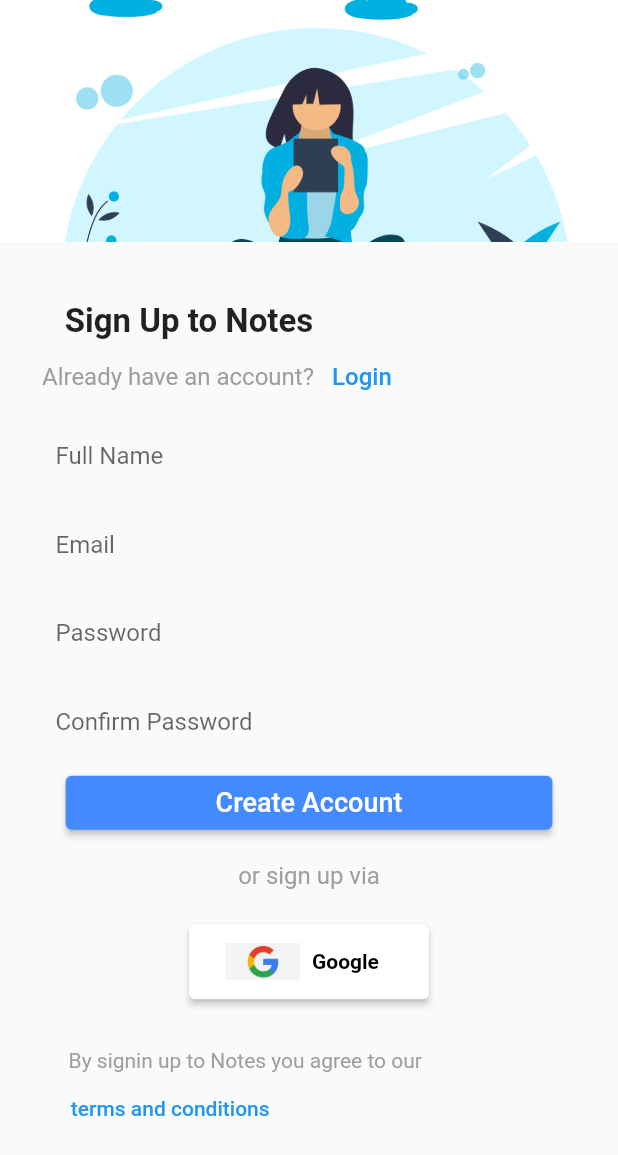
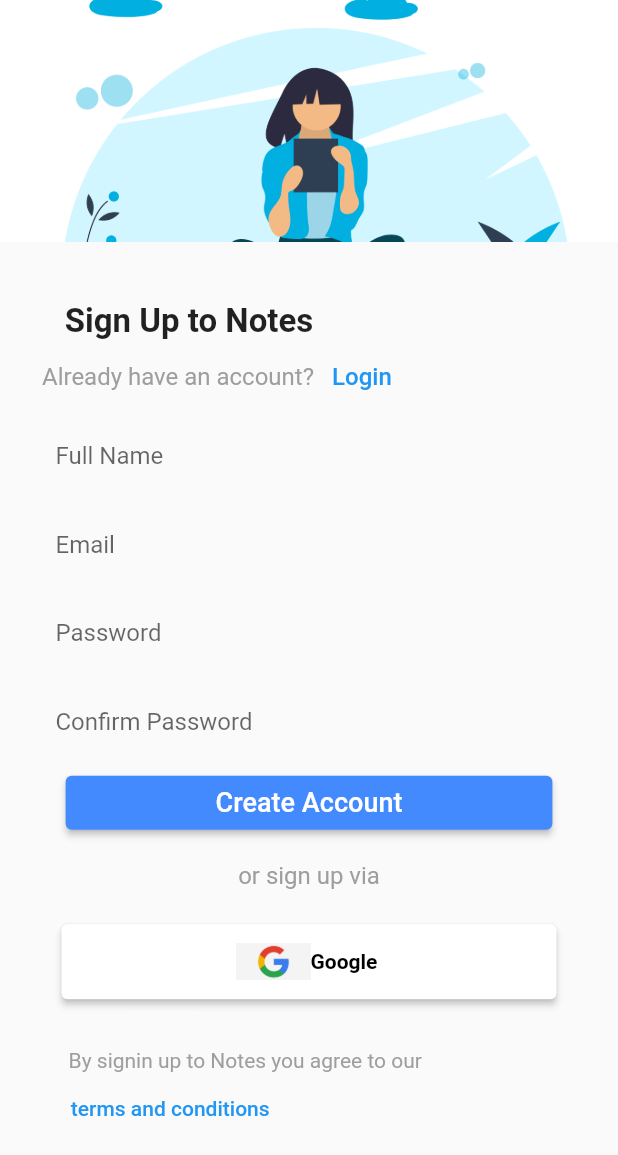
Before and after one commit to rutvik-jain/notes, a Flutter app: the screen it shows after launch, after a tap on "No Account?", on a phone screen of 412 x 824 dp. Shown: the top 1155 px of the screen. Run offline on Flutter 3.47's test engine with Material 2 defaults, Android fonts, the phone set to English and light mode, and no system bars; our stand-ins replace cloud_firestore, firebase_auth, firebase_core, google_sign_in, shared_preferences; accounts and stored records are empty.

Commit message:
Implemented login.dart and signup.dart 's Google button

```diff
--- a/lib/login.dart
+++ b/lib/login.dart
@@ -47,14 +47,14 @@ class _LoginState extends State<Login> {
             key: formGlobalKey,
             child: Column(
               children: [
-                Padding(
-                  padding: const EdgeInsets.only(top: 70,right: 160),
+                const Padding(
+                  padding: EdgeInsets.only(top: 70,right: 160),
                   child: Text('Welcome, Sign In',style: TextStyle(fontWeight: FontWeight.bold,fontSize: 22),),
                 ),
                 Row(
                   children: [
-                    Padding(
-                      padding: const EdgeInsets.only(left: 28),
+                    const Padding(
+                      padding: EdgeInsets.only(left: 28),
                       child: Text('No Account?',style: TextStyle(fontSize: 16),),
                     ),
                     TextButton(onPressed: (){
@@ -62,7 +62,7 @@ class _LoginState extends State<Login> {
                         return const Signup();
                       }));
                     },
-                        child: Text('No Account?',style: TextStyle(fontSize: 16),))
+                        child: const Text('No Account?',style: TextStyle(fontSize: 16),))
                   ],
                 ),
                 Padding(
@@ -150,20 +150,20 @@ class _LoginState extends State<Login> {
                       });
                     },
                     style: ButtonStyle(backgroundColor: MaterialStateProperty.all(Colors.blueAccent),
-                        padding: MaterialStateProperty.all(EdgeInsets.only(top: 10,bottom: 10,left: 135,right: 135))),
+                        padding: MaterialStateProperty.all(const EdgeInsets.only(top: 10,bottom: 10,left: 135,right: 135))),
                     child: const Text('Sign In',style: TextStyle(
                         color: Colors.white,fontSize: 18),
                     )),
 
-                Padding(
-                  padding: const EdgeInsets.only(top: 15,bottom: 15),
+                const Padding(
+                  padding: EdgeInsets.only(top: 15,bottom: 15),
                   child: Text('or sign up via',style: TextStyle(fontSize: 16,color: Colors.grey),),
                 ),
 
                 Padding(
                   padding: const EdgeInsets.all(8.0),
                   child: SizedBox(
-                    width: 160,
+                    width: 330,
                     height: 50,
                     child: ElevatedButton(
                       style: ButtonStyle(backgroundColor: MaterialStateProperty.all(Colors.white)),
@@ -191,10 +191,10 @@ class _LoginState extends State<Login> {
                       child: Row(
                         children: [
                           Padding(
-                            padding: const EdgeInsets.all(8.0),
+                            padding: const EdgeInsets.only(left: 100),
                             child: Image.asset('assets/images/img.png',height: 50,width: 50,),
                           ),
-                          Text('Google',style: TextStyle(color: Colors.black,fontWeight: FontWeight.bold),),
+                          const Text('Google',style: TextStyle(color: Colors.black,fontWeight: FontWeight.bold,),),
                         ],
                       ),
                     ),
@@ -221,7 +221,7 @@ class _LoginState extends State<Login> {
                 Padding(
                   padding: const EdgeInsets.only(right: 185),
                   child: TextButton(onPressed: (){},
-                      child: Text('terms and conditions')),
+                      child: const Text('terms and conditions')),
                 ),
 
               ],
--- a/lib/signup.dart
+++ b/lib/signup.dart
@@ -184,7 +184,7 @@ class _SignupState extends State<Signup> {
                 Padding(
                   padding: const EdgeInsets.all(8.0),
                   child: SizedBox(
-                    width: 160,
+                    width: 330,
                     height: 50,
                     child: ElevatedButton(
                       style: ButtonStyle(backgroundColor: MaterialStateProperty.all(Colors.white)),
@@ -212,10 +212,10 @@ class _SignupState extends State<Signup> {
                       child: Row(
                         children: [
                           Padding(
-                            padding: const EdgeInsets.all(8.0),
+                            padding: const EdgeInsets.only(left: 100),
                             child: Image.asset('assets/images/img.png',height: 50,width: 50,),
                           ),
-                          Text('Google',style: TextStyle(color: Colors.black,fontWeight: FontWeight.bold),),
+                          const Text('Google',style: TextStyle(color: Colors.black,fontWeight: FontWeight.bold),),
                         ],
                       ),
                     ),
```
Also changed, not shown: assets/images/img_1.png (added).
